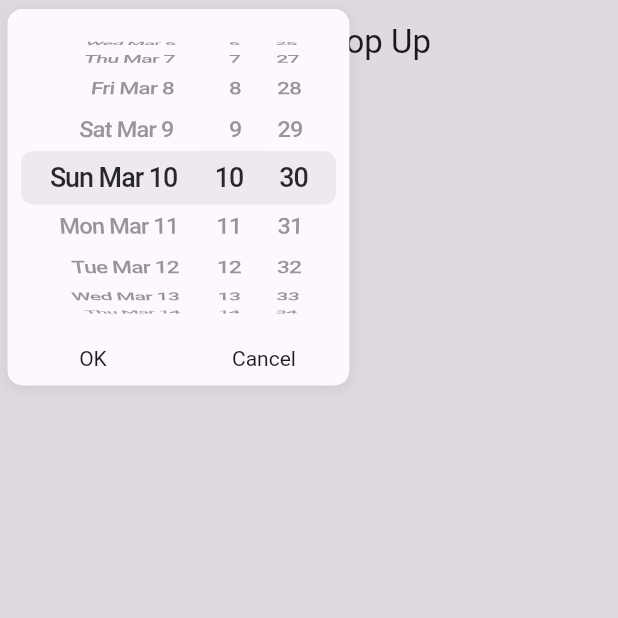
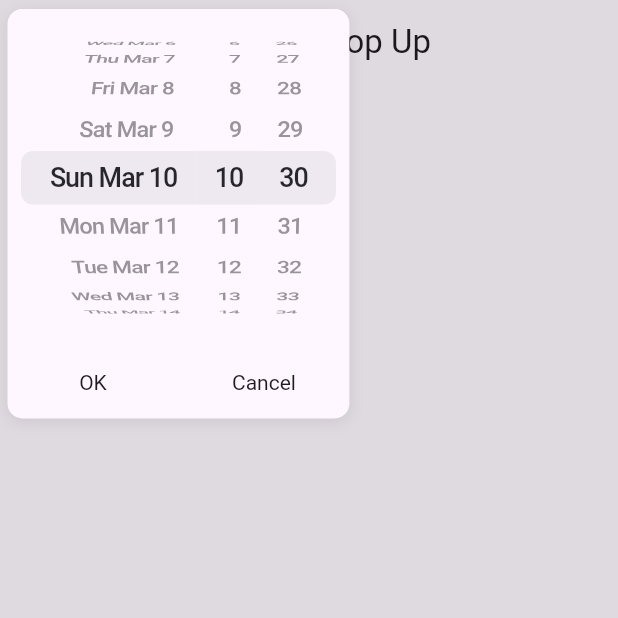
Before and after one commit to tuannvm2109/time_picker_spinner_pop_up, a Flutter app: the screen it shows after launch, after a tap on an icon or button, on a phone screen of 412 x 824 dp, the top half of it. Run offline on Flutter 3.47's test engine with Material 3 defaults, Android fonts, the phone set to English and light mode, and no system bars.

Commit message:
chore: i don't know

```diff
--- a/example/lib/main.dart
+++ b/example/lib/main.dart
@@ -59,6 +59,7 @@ class _MyHomePageState extends State<MyHomePage> {
               radius: 10,
               pressType: PressType.singlePress,
               timeFormat: 'dd/MM/yyyy',
+              actionButtonPadding: EdgeInsetsDirectional.all(16.0),
               // Customize your time widget
               // timeWidgetBuilder: (dateTime) {},
               onChange: (dateTime) {
--- a/lib/time_picker_spinner_pop_up.dart
+++ b/lib/time_picker_spinner_pop_up.dart
@@ -7,6 +7,7 @@ import 'package:flutter/material.dart';
 import 'package:intl/intl.dart';
 
 part 'time_picker_spinner_controller.dart';
+
 part 'time_picker_spinner_enum.dart';
 
 class TimePickerSpinnerPopUp extends StatefulWidget {
@@ -32,6 +33,9 @@ class TimePickerSpinnerPopUp extends StatefulWidget {
     this.isCancelTextLeft = false,
     this.enable = true,
     this.radius = 10,
+    this.actionButtonPadding,
+    this.cancelTextStyle,
+    this.confirmTextStyle,
   }) : super(key: key);
 
   /// Type of press to show pop up, default is [PressType.singlePress]
@@ -66,6 +70,8 @@ class TimePickerSpinnerPopUp extends StatefulWidget {
   /// Time widget 's text style
   final String? timeFormat;
 
+  final EdgeInsetsDirectional? actionButtonPadding;
+
   /// Popup 's padding container
   final double? paddingHorizontalOverlay;
 
@@ -85,8 +91,12 @@ class TimePickerSpinnerPopUp extends StatefulWidget {
   /// Text for cancel button, default is 'Cancel'
   final String cancelText;
 
+  final TextStyle? cancelTextStyle;
+
   /// Text for confirm button, default is 'OK'
   final String confirmText;
+
+  final TextStyle? confirmTextStyle;
 
   /// The position of [cancelText], default is right
   /// If [isCancelTextLeft] is true, [cancelText] will be on left
@@ -300,15 +310,18 @@ class _TimePickerSpinnerPopUpState extends State<TimePickerSpinnerPopUp>
               _hideMenu();
             });
           },
+          child: Padding(
+            padding: widget.actionButtonPadding ?? EdgeInsets.zero,
             child: Text(
               widget.confirmText,
-            style: TextStyle(
+              style: widget.confirmTextStyle ?? TextStyle(
                 fontSize: 14,
                 fontStyle: FontStyle.normal,
                 fontWeight: FontWeight.w400,
                 color: Theme.of(context).textTheme.bodyMedium?.color,
               ),
               textAlign: TextAlign.center,
+            ),
           ),
         ));
 
@@ -322,15 +335,18 @@ class _TimePickerSpinnerPopUpState extends State<TimePickerSpinnerPopUp>
                 _hideMenu();
               });
             },
+            child: Padding(
+              padding: widget.actionButtonPadding ?? EdgeInsets.zero,
               child: Text(
                 widget.cancelText,
-              style: TextStyle(
+                style: widget.cancelTextStyle ?? TextStyle(
                   fontSize: 14,
                   fontStyle: FontStyle.normal,
                   fontWeight: FontWeight.w400,
                   color: Theme.of(context).textTheme.bodyMedium?.color,
                 ),
                 textAlign: TextAlign.center,
+              ),
             ),
           ),
         );
@@ -351,7 +367,6 @@ class _TimePickerSpinnerPopUpState extends State<TimePickerSpinnerPopUp>
             ],
           ),
           child: Column(
-            mainAxisSize: MainAxisSize.min,
             children: [
               SizedBox(
                 height: 225,
@@ -411,9 +426,6 @@ class _TimePickerSpinnerPopUpState extends State<TimePickerSpinnerPopUp>
                         ],
                 ),
               ),
-              const SizedBox(
-                height: 10,
-              ),
             ],
           ),
         );
@@ -460,7 +472,7 @@ class _TimePickerSpinnerPopUpState extends State<TimePickerSpinnerPopUp>
               bottom: bottom == null ? null : (bottom - 10),
               child: ConstrainedBox(
                   constraints: BoxConstraints(
-                    maxHeight: 270 * value,
+                    maxHeight: 350 * value,
                   ),
                   child: SingleChildScrollView(child: menu)),
             );
```
Also changed, not shown: example/pubspec.lock, 2 other files. Lines whose indentation alone changed are shown as unchanged.
